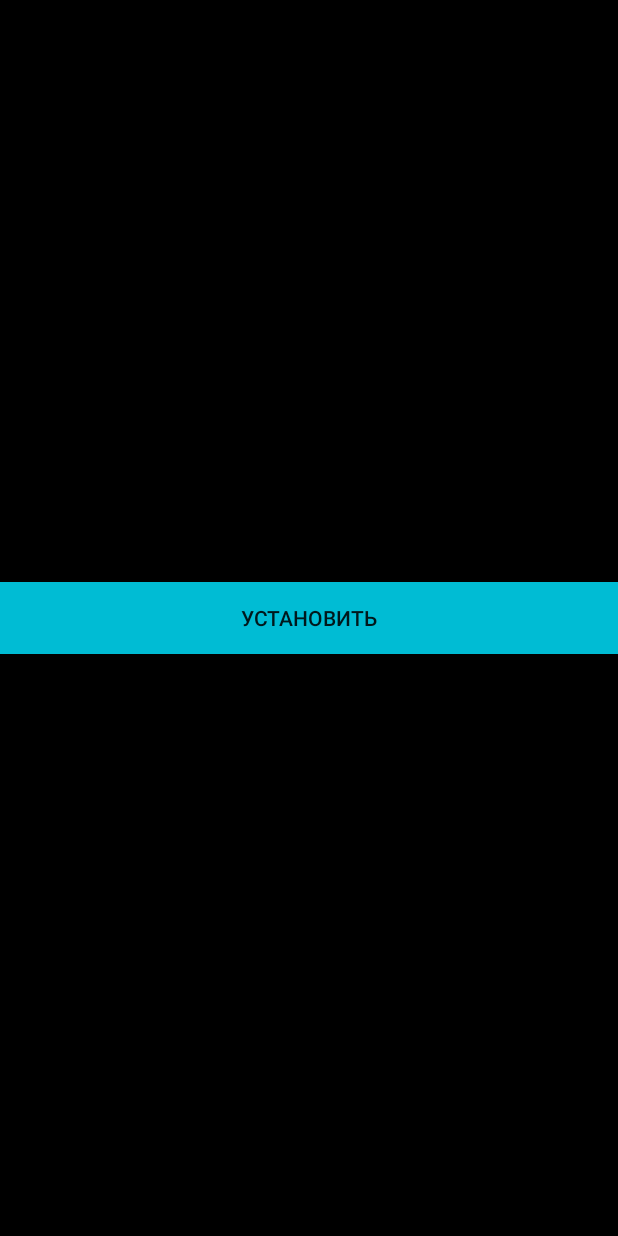
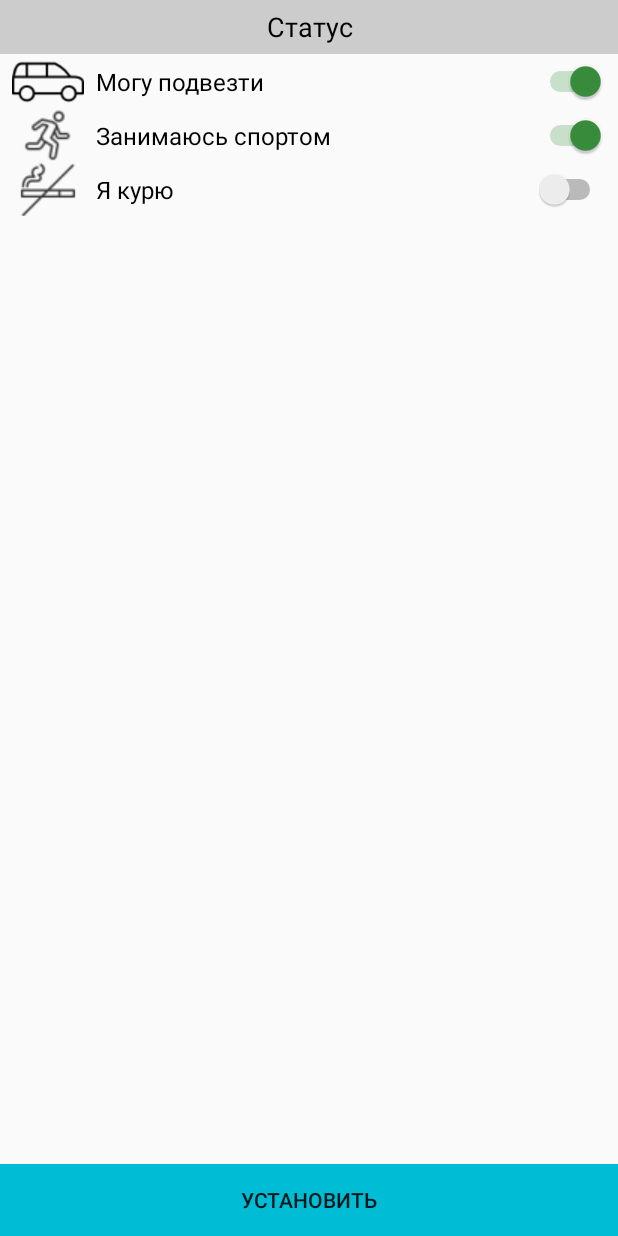
Before and after one commit to vedmitry7/LifeUp, an Android app: the StatusActivity screen opened directly, with no data from a screen before it, on a phone screen of 412 x 824 dp. Run offline under Robolectric (Android 15) with nearby library versions, the phone set to English and light mode, and no system bars.

Commit message:
fix status dialog

```diff
--- a/app/src/main/java/com/vedmitryapps/lifeup/StatusDialog.java
+++ b/app/src/main/java/com/vedmitryapps/lifeup/StatusDialog.java
@@ -5,7 +5,9 @@ import android.app.Dialog;
 import android.content.Context;
 import android.os.Bundle;
 import android.support.annotation.NonNull;
+import android.view.View;
 import android.view.Window;
+import android.widget.Button;
 
 public class StatusDialog extends Dialog {
     public StatusDialog(@NonNull Context context) {
@@ -19,5 +21,13 @@ public class StatusDialog extends Dialog {
         requestWindowFeature(Window.FEATURE_NO_TITLE);
         setContentView(R.layout.activity_status);
 
+
+        Button setButton = findViewById(R.id.setStatus_btn);
+        setButton.setOnClickListener(new View.OnClickListener() {
+            @Override
+            public void onClick(View v) {
+                dismiss();
+            }
+        });
     }
 }
--- a/app/src/main/res/layout/activity_status.xml
+++ b/app/src/main/res/layout/activity_status.xml
@@ -1,13 +1,135 @@
 <?xml version="1.0" encoding="utf-8"?>
-<android.support.constraint.ConstraintLayout xmlns:android="http://schemas.android.com/apk/res/android"
+<RelativeLayout xmlns:android="http://schemas.android.com/apk/res/android"
     xmlns:app="http://schemas.android.com/apk/res-auto"
     xmlns:tools="http://schemas.android.com/tools"
     android:layout_width="match_parent"
-    android:layout_height="match_parent"
+    android:layout_height="wrap_content"
     tools:context="com.vedmitryapps.lifeup.StatusActivity">
 
 
+    <TextView
+        android:id="@+id/status_title"
+        android:layout_width="match_parent"
+        android:layout_height="36dp"
+        android:layout_alignParentLeft="true"
+        android:layout_alignParentStart="true"
+        android:layout_alignParentTop="true"
+        android:background="#cccccc"
+        android:gravity="center"
+        android:text="Статус"
+        android:textColor="@android:color/black"
+        android:textSize="18sp"
+        app:layout_constraintEnd_toEndOf="parent"
+        app:layout_constraintStart_toStartOf="parent"
+        app:layout_constraintTop_toTopOf="parent" />
+
+
+
+    <LinearLayout
+        android:layout_above="@+id/setStatus_btn"
+        android:paddingLeft="8dp"
+        android:paddingRight="8dp"
+        android:layout_below="@+id/status_title"
+        android:layout_width="match_parent"
+        android:layout_height="wrap_content"
+        android:orientation="vertical">
+
+        <android.support.constraint.ConstraintLayout
+            android:layout_width="match_parent"
+            android:layout_height="36dp">
+
+            <ImageView
+                android:id="@+id/imageView1"
+                android:layout_width="48dp"
+                android:layout_height="48dp"
+                android:background="@drawable/ic_car"
+                app:layout_constraintBottom_toBottomOf="parent"
+                app:layout_constraintStart_toStartOf="parent"
+                app:layout_constraintTop_toTopOf="parent" />
+
+            <Switch
+                android:checked="true"
+                android:id="@+id/switch1"
+                android:layout_width="0dp"
+                android:layout_height="wrap_content"
+                android:layout_marginStart="8dp"
+                android:gravity="center_vertical"
+                android:text="Могу подвезти"
+                android:textSize="16sp"
+                app:layout_constraintBottom_toBottomOf="parent"
+                app:layout_constraintEnd_toEndOf="parent"
+                app:layout_constraintStart_toEndOf="@+id/imageView1"
+                app:layout_constraintTop_toTopOf="parent"
+                android:layout_marginLeft="8dp" />
+
+        </android.support.constraint.ConstraintLayout>
+
+        <android.support.constraint.ConstraintLayout
+            android:layout_width="match_parent"
+            android:layout_height="36dp">
+
+            <ImageView
+                android:id="@+id/imageView2"
+                android:layout_width="48dp"
+                android:layout_height="48dp"
+                android:background="@drawable/ic_sport"
+                app:layout_constraintBottom_toBottomOf="parent"
+                app:layout_constraintStart_toStartOf="parent"
+                app:layout_constraintTop_toTopOf="parent" />
+
+            <Switch
+                android:checked="true"
+                android:id="@+id/switch2"
+                android:layout_width="0dp"
+                android:layout_height="wrap_content"
+                android:layout_marginStart="8dp"
+                android:gravity="center_vertical"
+                android:text="Занимаюсь спортом"
+                android:textSize="16sp"
+                app:layout_constraintBottom_toBottomOf="parent"
+                app:layout_constraintEnd_toEndOf="parent"
+                app:layout_constraintStart_toEndOf="@+id/imageView2"
+                app:layout_constraintTop_toTopOf="parent"
+                android:layout_marginLeft="8dp" />
+
+        </android.support.constraint.ConstraintLayout>
+
+        <android.support.constraint.ConstraintLayout
+            android:layout_width="match_parent"
+            android:layout_height="36dp">
+
+            <ImageView
+                android:id="@+id/imageView3"
+                android:layout_width="48dp"
+                android:layout_height="48dp"
+                android:background="@drawable/ic_no_smoking"
+                app:layout_constraintBottom_toBottomOf="parent"
+                app:layout_constraintStart_toStartOf="parent"
+                app:layout_constraintTop_toTopOf="parent" />
+
+            <Switch
+                android:id="@+id/switch3"
+                android:layout_width="0dp"
+                android:layout_height="wrap_content"
+                android:layout_marginStart="8dp"
+                android:gravity="center_vertical"
+                android:text="Я курю"
+                android:textSize="16sp"
+                app:layout_constraintBottom_toBottomOf="parent"
+                app:layout_constraintEnd_toEndOf="parent"
+                app:layout_constraintStart_toEndOf="@+id/imageView3"
+                app:layout_constraintTop_toTopOf="parent"
+                android:layout_marginLeft="8dp" />
+
+        </android.support.constraint.ConstraintLayout>
+
+
+    </LinearLayout>
+
+
     <Button
+        android:id="@+id/setStatus_btn"
+        android:layout_alignParentBottom="true"
         android:layout_width="match_parent"
         android:layout_height="48dp"
         android:background="#00bcd4"
@@ -17,32 +139,4 @@
         app:layout_constraintStart_toStartOf="parent" />
 
 
-    <TextView
-        android:id="@+id/status_title"
-        android:layout_width="match_parent"
-        android:layout_height="36dp"
-        android:layout_centerHorizontal="true"
-        android:layout_centerVertical="true"
-        android:background="#cccccc"
-        android:gravity="center"
-        android:text="Статус"
-        android:textColor="@android:color/black"
-        android:textSize="18sp"
-        app:layout_constraintEnd_toEndOf="parent"
-        app:layout_constraintStart_toStartOf="parent"
-        app:layout_constraintTop_toTopOf="parent" />
-
-    <android.support.constraint.ConstraintLayout
-        android:layout_width="match_parent"
-        android:layout_height="36dp">
-
-        <ImageView
-            android:layout_width="48dp"
-            android:layout_height="48dp"
-            android:background="@drawable/ic_car" />
-
-
-    </android.support.constraint.ConstraintLayout>
-
-
-</android.support.constraint.ConstraintLayout>
+</RelativeLayout>
--- a/app/src/main/res/layout/content_main2.xml
+++ b/app/src/main/res/layout/content_main2.xml
@@ -12,6 +12,7 @@
 
 
     <LinearLayout
+        android:id="@+id/linearLayout2"
         android:layout_width="match_parent"
         android:layout_height="160dp"
         android:alpha="0.3"
@@ -98,11 +99,13 @@ android:paddingTop="4dp"
     </LinearLayout>
 
     <Button
-        android:onClick="setStatus"
         android:id="@+id/button3"
         android:layout_width="wrap_content"
         android:layout_height="wrap_content"
-        android:text="Dialog"
-        tools:layout_editor_absoluteX="136dp"
-        tools:layout_editor_absoluteY="329dp" />
+        android:layout_marginStart="188dp"
+        android:layout_marginTop="292dp"
+        android:onClick="setStatus"
+        android:text="Status"
+        app:layout_constraintStart_toStartOf="parent"
+        app:layout_constraintTop_toBottomOf="@+id/linearLayout" />
 </android.support.constraint.ConstraintLayout>
```
Also changed, not shown: app/src/main/res/drawable-hdpi/ic_no_smoking.png (added), app/src/main/res/drawable-hdpi/ic_sport.png (added), app/src/main/res/drawable-mdpi/ic_no_smoking.png (added), app/src/main/res/drawable-mdpi/ic_sport.png (added), app/src/main/res/drawable-xhdpi/ic_no_smoking.png (added), app/src/main/res/drawable-xhdpi/ic_sport.png (added), app/src/main/res/drawable-xxhdpi/ic_no_smoking.png (added), app/src/main/res/drawable-xxhdpi/ic_sport.png (added).
